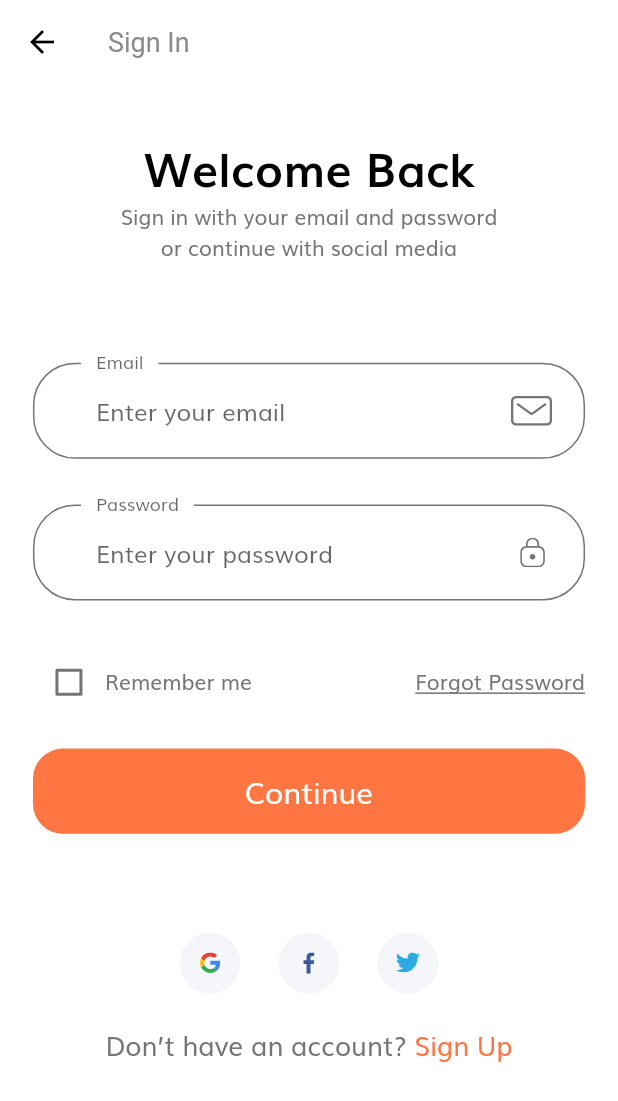
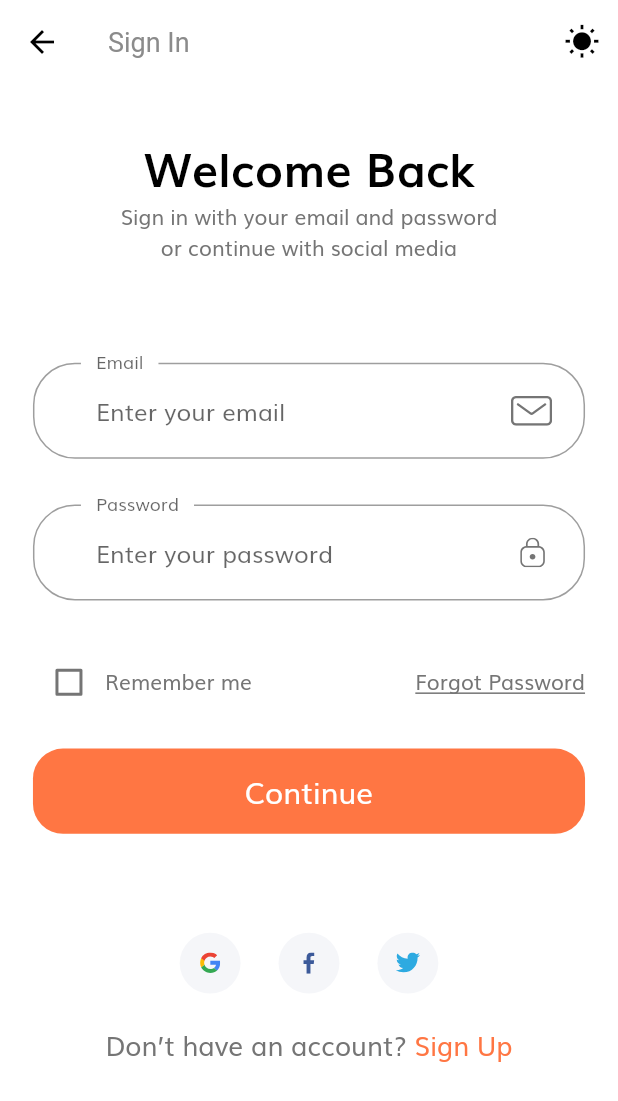
Before and after one commit to daynial132/E-commerce-Flutter-UI, a Flutter app: the screen it shows after launch, after a tap on "Continue", on a phone screen of 412 x 824 dp. Shown: the top 1101 px of the screen. Run offline on Flutter 3.47's test engine with Material 2 defaults, Android fonts, the phone set to English and light mode, and no system bars; our stand-ins replace flutter_svg, shared_preferences.

Commit message:
light and dark theme is added with a temporary button in signin page

```diff
--- a/lib/main.dart
+++ b/lib/main.dart
@@ -1,8 +1,10 @@
 import 'package:flutter/material.dart';
+import 'package:provider/provider.dart';
 import 'package:shop_app/routes.dart';
 import 'package:shop_app/screens/profile/profile_screen.dart';
 import 'package:shop_app/screens/splash/splash_screen.dart';
 import 'package:shop_app/theme.dart';
+import 'package:shop_app/theme/thememodel.dart';
 
 void main() {
   runApp(MyApp());
@@ -12,14 +14,36 @@ class MyApp extends StatelessWidget {
   // This widget is the root of your application.
   @override
   Widget build(BuildContext context) {
+    return FutureBuilder(
+        // future: _initialization,
+        builder: (context, snapshot) {
+      // Check for Errors
+      if (snapshot.hasError) {
+        print("Something Went Wrong");
+      }
+      if (snapshot.connectionState == ConnectionState.waiting) {
+        return Center(child: CircularProgressIndicator());
+      }
+      return ChangeNotifierProvider(
+        create: (_) => ThemeModel(),
+        child: Consumer(builder: (context, ThemeModel themeNotifier, child) {
           return MaterialApp(
+            themeMode: ThemeMode.system,
+            // theme: MyThemes.lightTheme,
+            theme:
+                themeNotifier.isDark ? MyThemes.darkTheme : MyThemes.lightTheme,
+            // darkTheme: MyThemes.darkTheme,
             debugShowCheckedModeBanner: false,
-      title: 'Flutter Demo',
-      theme: theme(),
-      // home: SplashScreen(),
+
+            title: 'My Shop App',
+            //   theme: theme(),
+            home: SplashScreen(),
             // We use routeName so that we dont need to remember the name
             initialRoute: SplashScreen.routeName,
             routes: routes,
           );
+        }),
+      );
+    });
   }
 }
--- a/lib/screens/sign_in/sign_in_screen.dart
+++ b/lib/screens/sign_in/sign_in_screen.dart
@@ -1,16 +1,32 @@
 import 'package:flutter/material.dart';
+import 'package:provider/provider.dart';
+import 'package:shop_app/theme/thememodel.dart';
 
 import 'components/body.dart';
 
 class SignInScreen extends StatelessWidget {
   static String routeName = "/sign_in";
+
   @override
   Widget build(BuildContext context) {
+    return Consumer(builder: (context, ThemeModel themeNotifier, child) {
       return Scaffold(
         appBar: AppBar(
+          actions: [
+            IconButton(
+                onPressed: () {
+                  themeNotifier.isDark
+                      ? themeNotifier.isDark = false
+                      : themeNotifier.isDark = true;
+                },
+                icon: Icon(themeNotifier.isDark
+                    ? Icons.nightlight_round
+                    : Icons.wb_sunny))
+          ],
           title: Text("Sign In"),
         ),
         body: Body(),
       );
+    });
   }
 }
--- a/lib/theme.dart
+++ b/lib/theme.dart
@@ -2,44 +2,11 @@ import 'package:flutter/material.dart';
 
 import 'constants.dart';
 
-ThemeData theme() {
-  return ThemeData(
+class MyThemes {
+  static final lightTheme = ThemeData(
     scaffoldBackgroundColor: Colors.white,
     fontFamily: "Muli",
-    appBarTheme: appBarTheme(),
-    textTheme: textTheme(),
-    inputDecorationTheme: inputDecorationTheme(),
-    visualDensity: VisualDensity.adaptivePlatformDensity,
-  );
-}
-
-InputDecorationTheme inputDecorationTheme() {
-  OutlineInputBorder outlineInputBorder = OutlineInputBorder(
-    borderRadius: BorderRadius.circular(28),
-    borderSide: BorderSide(color: kTextColor),
-    gapPadding: 10,
-  );
-  return InputDecorationTheme(
-    // If  you are using latest version of flutter then lable text and hint text shown like this
-    // if you r using flutter less then 1.20.* then maybe this is not working properly
-    // if we are define our floatingLabelBehavior in our theme then it's not applayed
-    floatingLabelBehavior: FloatingLabelBehavior.always,
-    contentPadding: EdgeInsets.symmetric(horizontal: 42, vertical: 20),
-    enabledBorder: outlineInputBorder,
-    focusedBorder: outlineInputBorder,
-    border: outlineInputBorder,
-  );
-}
-
-TextTheme textTheme() {
-  return TextTheme(
-    bodyText1: TextStyle(color: kTextColor),
-    bodyText2: TextStyle(color: kTextColor),
-  );
-}
-
-AppBarTheme appBarTheme() {
-  return AppBarTheme(
+    appBarTheme: AppBarTheme(
       color: Colors.white,
       elevation: 0,
       brightness: Brightness.light,
@@ -47,5 +14,82 @@ AppBarTheme appBarTheme() {
       textTheme: TextTheme(
         headline6: TextStyle(color: Color(0XFF8B8B8B), fontSize: 18),
       ),
+    ),//lightappBarTheme(),
+    textTheme: TextTheme(
+        bodyText1: TextStyle(color: kTextColor),
+        bodyText2: TextStyle(color: kTextColor),
+    ),
+    inputDecorationTheme: InputDecorationTheme(
+      // If  you are using latest version of flutter then lable text and hint text shown like this
+      // if you r using flutter less then 1.20.* then maybe this is not working properly
+      // if we are define our floatingLabelBehavior in our theme then it's not applayed
+      floatingLabelBehavior: FloatingLabelBehavior.always,
+      contentPadding: EdgeInsets.symmetric(horizontal: 42, vertical: 20),
+      border: OutlineInputBorder(
+        borderRadius: BorderRadius.circular(28),
+        borderSide: BorderSide(color: kTextColor),
+        gapPadding: 10,
+      ),focusedBorder: OutlineInputBorder(
+      borderRadius: BorderRadius.circular(28),
+      borderSide: BorderSide(color: kTextColor),
+      gapPadding: 10,
+    ),),
+    visualDensity: VisualDensity.adaptivePlatformDensity,
   );
+
+  static final darkTheme = ThemeData(
+    // scaffoldBackgroundColor: Colors.black,
+    fontFamily: "Muli",
+    brightness: Brightness.dark,
+    appBarTheme: AppBarTheme(
+      color: Colors.black26,
+      elevation: 0,
+      brightness: Brightness.light,
+      iconTheme: IconThemeData(color: Colors.white),
+      textTheme: TextTheme(
+        headline6: TextStyle(color: Color(0XFF8B8B8B), fontSize: 18),
+      ),
+    ),
+    textTheme: TextTheme(
+      bodyText1: TextStyle(color: kPrimaryLightColor),
+      bodyText2: TextStyle(color: kPrimaryLightColor),
+    ),
+    inputDecorationTheme: InputDecorationTheme(
+      // If  you are using latest version of flutter then lable text and hint text shown like this
+      // if you r using flutter less then 1.20.* then maybe this is not working properly
+      // if we are define our floatingLabelBehavior in our theme then it's not applayed
+      floatingLabelBehavior: FloatingLabelBehavior.always,
+      contentPadding: EdgeInsets.symmetric(horizontal: 42, vertical: 20),
+      border: OutlineInputBorder(
+        borderRadius: BorderRadius.circular(28),
+        borderSide: BorderSide(color: kPrimaryLightColor),
+        gapPadding: 10,
+      ),focusedBorder: OutlineInputBorder(
+      borderRadius: BorderRadius.circular(28),
+      borderSide: BorderSide(color: kPrimaryLightColor),
+      gapPadding: 10,
+    ),),
+    visualDensity: VisualDensity.adaptivePlatformDensity,
+  );
+
+  // InputDecorationTheme lightinputDecorationTheme() {
+  //   OutlineInputBorder outlineInputBorder = OutlineInputBorder(
+  //     borderRadius: BorderRadius.circular(28),
+  //     borderSide: BorderSide(color: kTextColor),
+  //     gapPadding: 10,
+  //   );
+  //   return InputDecorationTheme(
+  //     // If  you are using latest version of flutter then lable text and hint text shown like this
+  //     // if you r using flutter less then 1.20.* then maybe this is not working properly
+  //     // if we are define our floatingLabelBehavior in our theme then it's not applayed
+  //     floatingLabelBehavior: FloatingLabelBehavior.always,
+  //     contentPadding: EdgeInsets.symmetric(horizontal: 42, vertical: 20),
+  //     enabledBorder: outlineInputBorder,
+  //     focusedBorder: outlineInputBorder,
+  //     border: outlineInputBorder,
+  //   );
+  // }
+
+
+
 }
--- /dev/null
+++ b/lib/theme/thememodel.dart
@@ -0,0 +1,24 @@
+import 'package:flutter/material.dart';
+import 'package:shop_app/theme/themepreference.dart';
+
+
+class ThemeModel extends ChangeNotifier {
+  bool _isDark = false;
+  ThemePreferences _preferences =  ThemePreferences();
+  bool get isDark => _isDark;
+
+  ThemeModel (){
+    _isDark = false;
+    _preferences = ThemePreferences();
+    getPreferences();
+  }
+  set isDark (bool value){
+    _isDark = value;
+    _preferences.setTheme(value);
+    notifyListeners();
+  }
+  getPreferences() async {
+    _isDark = await _preferences.getTheme();
+    notifyListeners();
+  }
+}
--- /dev/null
+++ b/lib/theme/themepreference.dart
@@ -0,0 +1,15 @@
+import 'package:shared_preferences/shared_preferences.dart';
+
+class ThemePreferences {
+  static const PREF_KEY = 'pref_key';
+
+  setTheme(bool value) async{
+    SharedPreferences sharedPreferences = await SharedPreferences.getInstance();
+    sharedPreferences.setBool(PREF_KEY, value);
+  }
+
+  getTheme() async {
+    SharedPreferences sharedPreferences = await SharedPreferences.getInstance();
+    return sharedPreferences.getBool(PREF_KEY) ?? false;
+  }
+}
--- a/pubspec.yaml
+++ b/pubspec.yaml
@@ -30,6 +30,7 @@ dependencies:
   # if you are using latest flutter please update your flutter_svg package to ^0.18.*
   flutter_svg: ^0.22.0 # help us to use SVG in our app
   provider: ^6.0.0 # for State management
+  shared_preferences: ^2.0.12
 
 dev_dependencies:
   flutter_test:
```
Also changed, not shown: pubspec.lock. Lines whose indentation alone changed are shown as unchanged.
